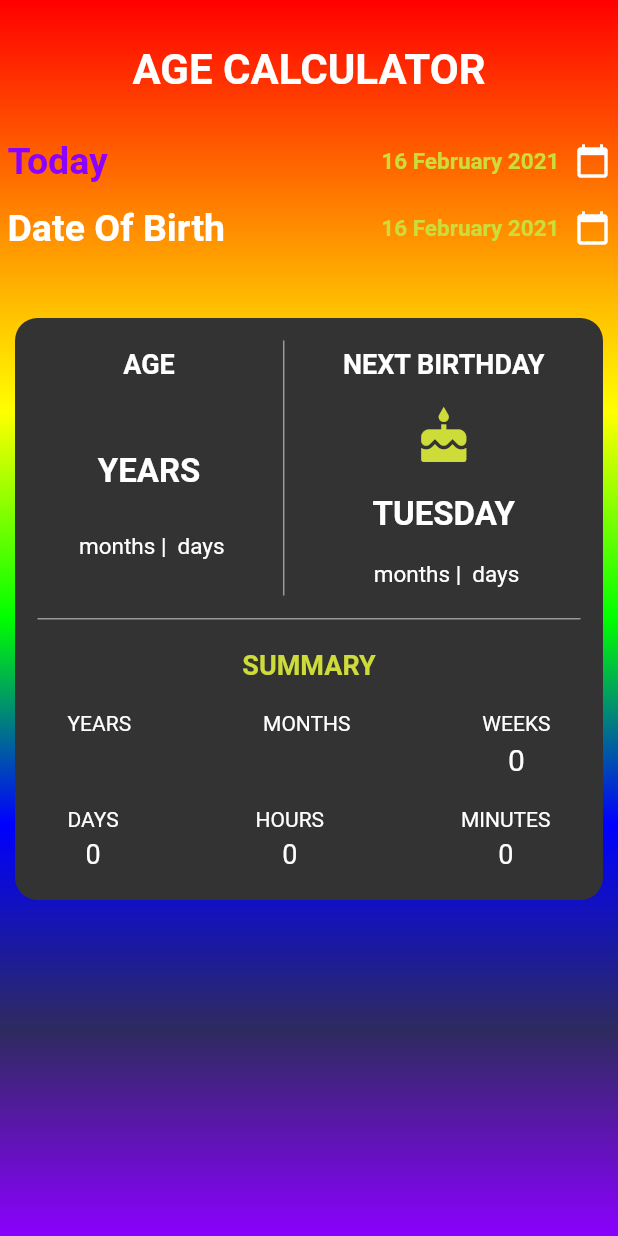
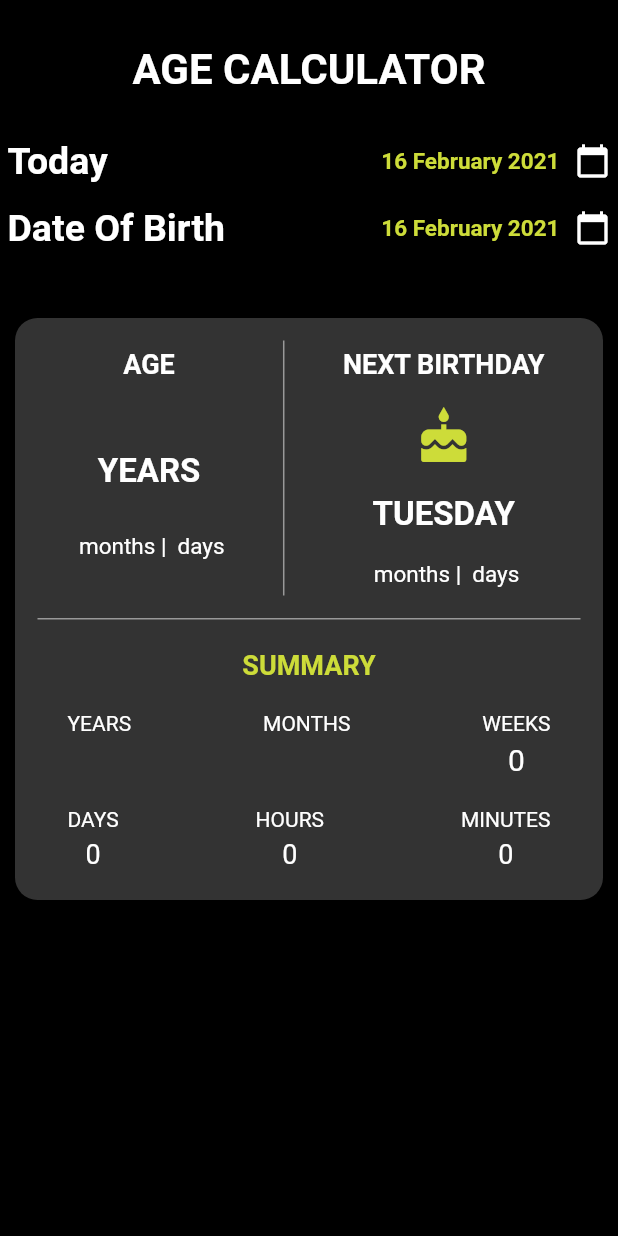
Before and after one commit to dhruv2442/Age_Calculator, a Flutter app: the screen it shows after launch, on a phone screen of 412 x 824 dp. Run offline on Flutter 3.47's test engine with Material 2 defaults, Android fonts, the phone set to English and light mode, and no system bars; our stand-ins replace splashscreen; missing offline and left inert: age.

Commit message:
background color changed

```diff
--- a/lib/homepage.dart
+++ b/lib/homepage.dart
@@ -83,22 +83,8 @@ class _HomePageState extends State<HomePage> {
   Widget build(BuildContext context) {
     return SafeArea(
       child: Scaffold(
+        backgroundColor: Colors.black,
         body: Container(
-          decoration: BoxDecoration(
-            gradient: LinearGradient(
-              begin: Alignment.topCenter,
-              end: Alignment.bottomCenter,
-              colors: [
-                Color(0xFFFF0000),
-                Color(0xFFFF7F00),
-                Color(0xFFFFFF00),
-                Color(0xFF00FF00),
-                Color(0xFF0000FF),
-                Color(0xFF2E2B5F),
-                Color(0xFF8B00FF),
-              ],
-            ),
-          ),
           child: Column(
             children: [
               SizedBox(
@@ -123,7 +109,7 @@ class _HomePageState extends State<HomePage> {
                     Text(
                       "Today",
                       style: TextStyle(
-                          color: Color(0xFF8B00FF),
+                          color: Colors.white,
                           fontWeight: FontWeight.w700,
                           fontSize: 25),
                     ),
```
